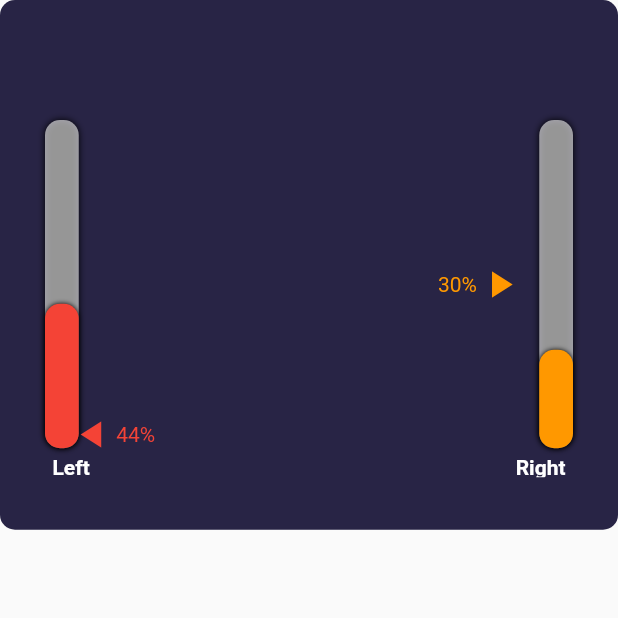
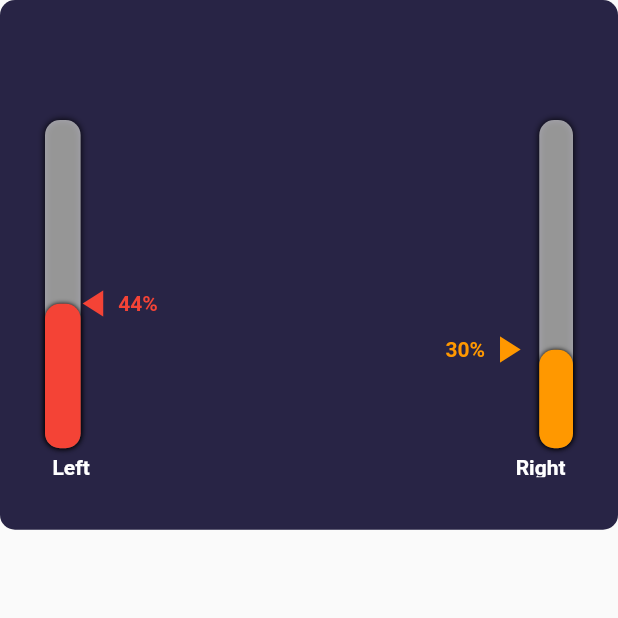
Before and after one commit to klei01/sandbox, a Flutter app: the screen it shows after launch, on a phone screen of 412 x 824 dp, the top half of it. Run offline on Flutter 3.47's test engine with Material 2 defaults, Android fonts, the light colour scheme and no system bars.

Commit message:
Indicator Arrow Implemented

```diff
--- a/lib/weightIndicatorLeft.dart
+++ b/lib/weightIndicatorLeft.dart
@@ -11,6 +11,18 @@ class WeightIndicatorLeft extends StatefulWidget {
 }
 
 class WeightIndicatorLeftState extends State<WeightIndicatorLeft> {
+  GlobalKey _key = GlobalKey();
+  double _height;
+  void getHeight() {
+    _height = _key.currentContext.size.height;
+    print(_height);
+  }
+
+  void initState() {
+    super.initState();
+    WidgetsBinding.instance.addPostFrameCallback((_) => getHeight());
+  }
+
   @override
   Widget build(BuildContext context) {
     double progress = this.widget.progress;
@@ -22,7 +34,7 @@ class WeightIndicatorLeftState extends State<WeightIndicatorLeft> {
             : Colors.green;
     return Container(
       padding: EdgeInsets.only(top: 50),
-      width: 90,
+      width: 95,
       child: Column(crossAxisAlignment: CrossAxisAlignment.start, children: [
         Expanded(
           flex: 9,
@@ -63,8 +75,11 @@ class WeightIndicatorLeftState extends State<WeightIndicatorLeft> {
             Expanded(
               flex: 3,
               child: Transform.translate(
-                offset: Offset(-5.0, 100),
+                offset: Offset(-5.0,
+                    _height != null ? _height / 2 - (progress * _height) : 0),
                 child: Container(
+                  height: double.infinity,
+                  key: _key,
                   child: Row(children: [
                     Transform.rotate(
                         angle: pi,
@@ -75,7 +90,8 @@ class WeightIndicatorLeftState extends State<WeightIndicatorLeft> {
                         )),
                     Text(
                       percentage.toString() + "%",
-                      style: TextStyle(color: progressColor),
+                      style: TextStyle(
+                          color: progressColor, fontWeight: FontWeight.bold),
                     )
                   ]),
                 ),
--- a/lib/weightIndicatorRight.dart
+++ b/lib/weightIndicatorRight.dart
@@ -11,7 +11,18 @@ class WeightIndicatorRight extends StatefulWidget {
 }
 
 class WeightIndicatorRightState extends State<WeightIndicatorRight> {
-  GlobalKey _widgetKey;
+  GlobalKey _key = GlobalKey();
+  double _height;
+  void getHeight() {
+    _height = _key.currentContext.size.height;
+    print(_height);
+  }
+
+  void initState() {
+    super.initState();
+    WidgetsBinding.instance.addPostFrameCallback((_) => getHeight());
+  }
+
   @override
   Widget build(BuildContext context) {
     double progress = this.widget.progress;
@@ -31,12 +42,16 @@ class WeightIndicatorRightState extends State<WeightIndicatorRight> {
             Expanded(
               flex: 3,
               child: Container(
-                key: _widgetKey,
+                key: _key,
                 height: double.infinity,
+                child: Transform.translate(
+                  offset: Offset(5.0,
+                      _height != null ? _height / 2 - (progress * _height) : 0),
                   child: Row(children: [
                     Text(
                       percentage.toString() + "%",
-                    style: TextStyle(color: progressColor),
+                      style: TextStyle(
+                          color: progressColor, fontWeight: FontWeight.bold),
                     ),
                     Icon(
                       Icons.play_arrow,
@@ -44,6 +59,7 @@ class WeightIndicatorRightState extends State<WeightIndicatorRight> {
                       color: progressColor,
                     )
                   ]),
+                ),
               ),
             ),
             Expanded(
```
Lines whose indentation alone changed are shown as unchanged.
